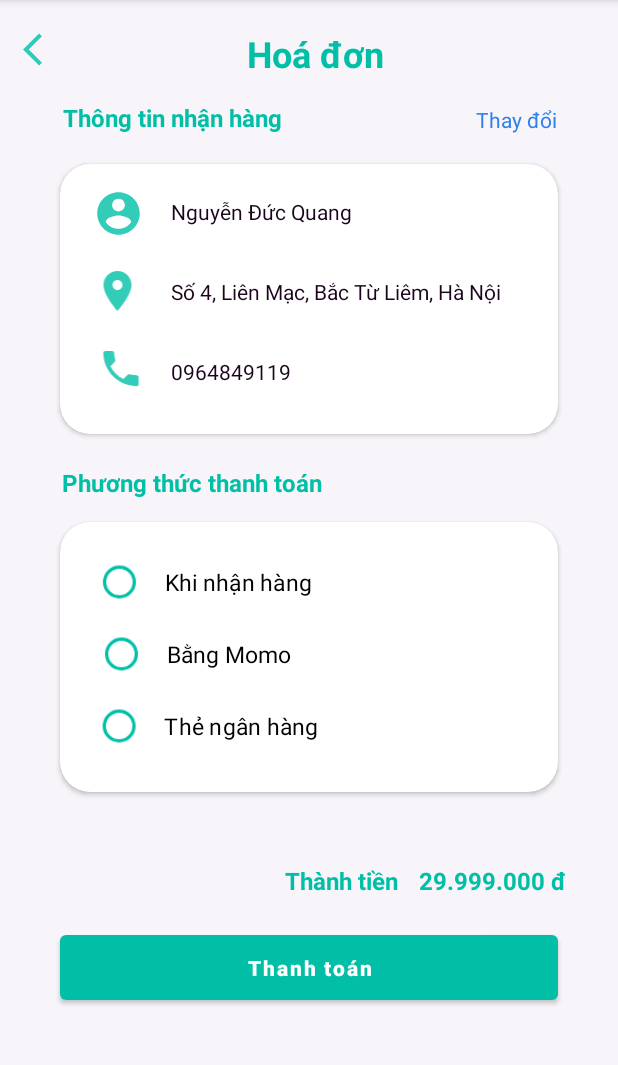
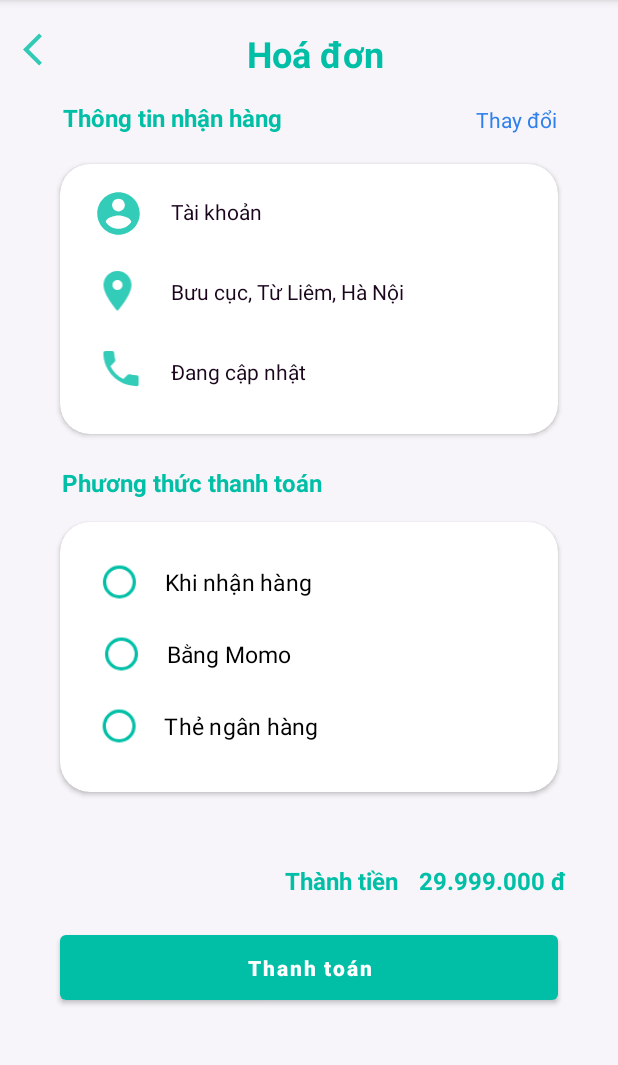
Before and after one commit to Duc-Quang-0310/Computadora-Java, an Android app: the Receipt screen opened directly, with no data from a screen before it, on a phone screen of 412 x 824 dp, the part 84-1149 px from its top. Run offline under Robolectric (Android 15) with nearby library versions, the phone set to English and light mode, and no system bars; network calls fail; 1 statement that could not run was skipped.

Commit message:
little update

```diff
--- a/app/src/main/java/com/example/computadora/CartFragment.java
+++ b/app/src/main/java/com/example/computadora/CartFragment.java
@@ -68,7 +68,11 @@ public class CartFragment extends Fragment {
         Type type = new TypeToken<ArrayList<CartItem>>(){}.getType();
         ArrayList<CartItem> items1 =  gson.fromJson(sharedPreferences.getString(CART_ITEMS,null),type );
 
-        if ( items1 ==  null ) submit_pay.setVisibility(View.GONE);
+        setter(items1, view);
+    }
+
+    private void setter (ArrayList<CartItem> items1,FragmentActivity view){
+        if ( items1 ==  null )  submit_pay.setVisibility(View.GONE);
         else {
             CartRecViewAdapter adapter = new CartRecViewAdapter(view);
             adapter.setItems(items1);
--- a/app/src/main/java/com/example/computadora/ProductsRecViewAdapter.java
+++ b/app/src/main/java/com/example/computadora/ProductsRecViewAdapter.java
@@ -103,8 +103,6 @@ public class ProductsRecViewAdapter extends RecyclerView.Adapter<ProductsRecView
                     boolean exist = false;
 
                     for( int i = 0; i < items1.size();i++ ){
-                        System.out.println(items1.size());
-                        System.out.println(dps.size());
                         for( int j = 0; j <dps.size(); j++) {
                             if ( dps.get(j).getName().toLowerCase(Locale.ROOT).equals(items1.get(i).getName().toLowerCase(Locale.ROOT)) ){
                                 exist = true;
--- a/app/src/main/java/com/example/computadora/Receipt.java
+++ b/app/src/main/java/com/example/computadora/Receipt.java
@@ -2,18 +2,35 @@ package com.example.computadora;
 
 import androidx.appcompat.app.AppCompatActivity;
 
+import android.content.Context;
 import android.content.Intent;
+import android.content.SharedPreferences;
 import android.os.Bundle;
 import android.view.View;
 import android.widget.Button;
 import android.widget.ImageView;
 import android.widget.TextView;
 
+import com.google.gson.Gson;
+import com.google.gson.reflect.TypeToken;
+
+import java.lang.reflect.Type;
+import java.util.ArrayList;
+import java.util.regex.Pattern;
+
 public class Receipt extends AppCompatActivity {
 
     private TextView txtName, txtAddress, txtPhone, txtMoney, txtChangePaymentInfo  ;
     private Button submit_payment;
     private ImageView back_payment_image;
+    private static final String PHONE_NUMBER = "phonenumber";
+    private static final String EMAIL = "email";
+    private static final String SHARED_PREF = "sharedPrefs";
+    private static final String NAME = "name";
+    private static final String SHIP_CITY = "shipCity";
+    private static final String SHIP_DISTRICT = "shipDistrict";
+    private static final String SHIP_SUBDISTRICT = "shipSubDistrict";
+    private static final String CART_ITEMS = "cart_items";
 
     @Override
     protected void onCreate(Bundle savedInstanceState) {
@@ -22,7 +39,6 @@ public class Receipt extends AppCompatActivity {
 
         initValue();
 
-        setValue();
     }
 
     private void initValue () {
@@ -33,6 +49,18 @@ public class Receipt extends AppCompatActivity {
         txtChangePaymentInfo = findViewById(R.id.txtChangePaymentInfo);
         submit_payment = findViewById(R.id.submit_payment);
         back_payment_image = findViewById(R.id.back_payment_image);
+
+        SharedPreferences sharedPreferences = getSharedPreferences(SHARED_PREF, Context.MODE_PRIVATE);
+        Gson gson = new Gson();
+        Type type = new TypeToken<ArrayList<CartItem>>(){}.getType();
+        ArrayList<CartItem> items =  gson.fromJson(sharedPreferences.getString(CART_ITEMS,null),type );
+        String name = sharedPreferences.getString(NAME, "Tài khoản");
+        String city = sharedPreferences.getString(SHIP_CITY, "Hà Nội");
+        String district = sharedPreferences.getString(SHIP_DISTRICT, "Từ Liêm");
+        String subDistrict = sharedPreferences.getString(SHIP_SUBDISTRICT,"Bưu cục" );
+        String phoneNumber = sharedPreferences.getString(PHONE_NUMBER, "Đang cập nhật");
+
+        setValue(name, city, district, subDistrict, phoneNumber, items);
 
         back_payment_image.setOnClickListener(new View.OnClickListener() {
             @Override
@@ -57,11 +85,41 @@ public class Receipt extends AppCompatActivity {
             }
         });
 
-
     }
 
-    private void setValue () {
+    private void setValue ( String name, String city, String district, String subDistrict, String phoneNumber, ArrayList<CartItem> items ) {
         //TODO: set value for txtName, txtAddress, txtPhone, txtMoney, txtChangePaymentInfo;
+        txtName.setText(name);
+        txtAddress.setText(subDistrict + ", " + district + ", " + city);
+        txtPhone.setText(phoneNumber);
+
+        ArrayList<String> prices = new ArrayList<>();
+        for( int i = 0; i < items.size(); i ++) {
+            String[] parts = items.get(i).getPrice().split("\\s");
+            for( String p: parts  ){
+                if (!p.equals("₫")){
+                    prices.add(p);
+                }
+            }
+        }
+
+        ArrayList<String> finalPrices = new ArrayList<>();
+        for( int j = 0; j <prices.size(); j++ ){
+            String[] parts = prices.get(j).split(Pattern.quote("."));
+            String tmp = "";
+            for( String p: parts  ){
+                tmp += p;
+            }
+            finalPrices.add(tmp);
+        }
+
+        Integer price = 0;
+        for ( int k = 0; k < finalPrices.size(); k++){
+            int number = Integer.parseInt(finalPrices.get(k));
+            price += number;
+        }
+
+        System.out.println("price" + price);
 
     }
 }
```
Also changed, not shown: app/src/main/java/com/example/computadora/CartRecViewAdapter.java (+63 -2 lines), app/src/main/res/layout/cart_list_item.xml (+5 -5 lines).
